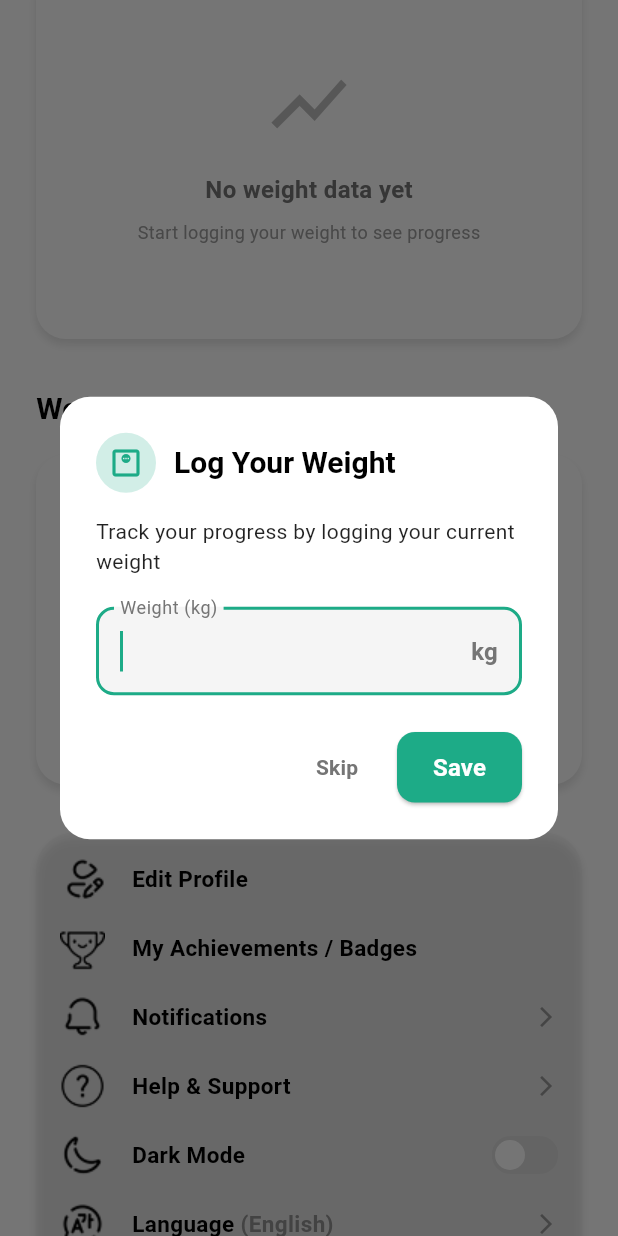
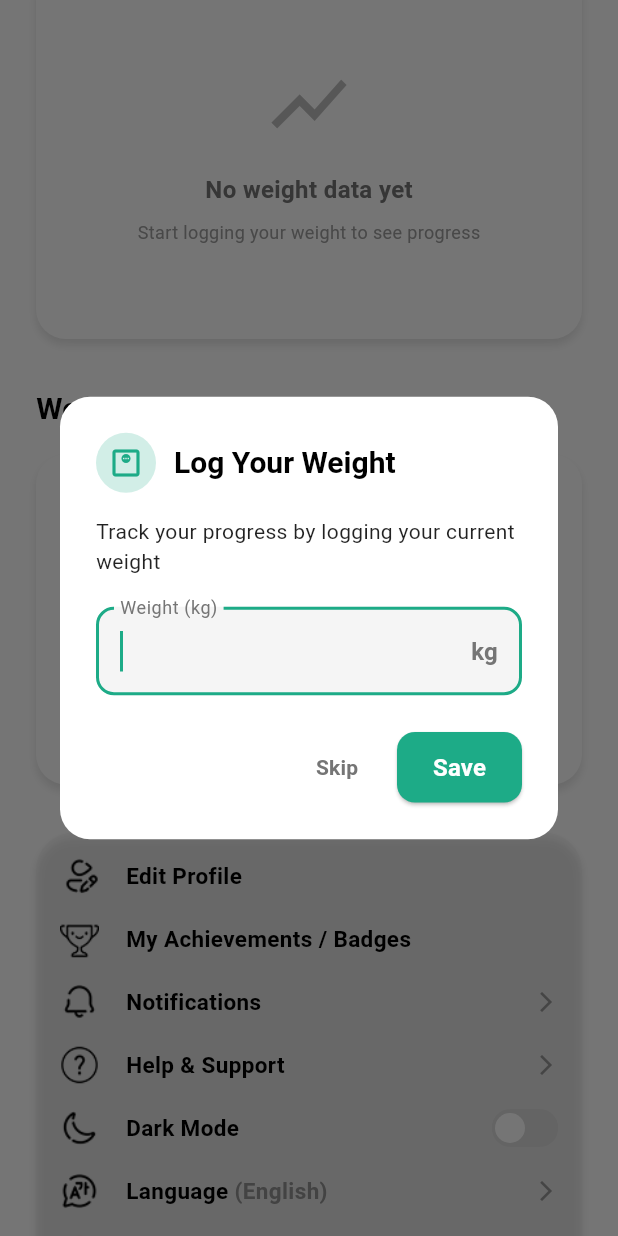
Before and after one commit to Kanishkau4/PowerHouse, a Flutter app: the ProfileScreen screen opened directly, scrolled down 576 dp, on a phone screen of 412 x 824 dp. Run offline on Flutter 3.47's test engine with Material 3 defaults, Android fonts, the phone set to English and light mode, and no system bars; our stand-ins replace fl_chart, flutter_tts, google_generative_ai, image_picker, lottie, shared_preferences and 1 more; missing offline and left inert: mobile_scanner; accounts and stored records are empty.

```diff
--- a/lib/screens/profile/profile_screen.dart
+++ b/lib/screens/profile/profile_screen.dart
@@ -503,15 +503,21 @@ class _ProfileScreenState extends State<ProfileScreen> {
 
     for (int i = 0; i < _weightHistory.length; i++) {
       spots.add(FlSpot(i.toDouble(), _weightHistory[i].weight));
-      // Target weight line (you can customize this based on user's goal)
+      // Target weight line (2kg less than current weight as goal)
       final targetWeight = _userProfile?.currentWeight != null
           ? _userProfile!.currentWeight! -
-                5 // Example: 5kg less than current
-          : _weightHistory[i].weight;
+                2 // Goal: 2kg less than current
+          : _weightHistory[i].weight - 2;
       targetSpots.add(FlSpot(i.toDouble(), targetWeight));
     }
-    final minWeight = spots.map((e) => e.y).reduce(math.min) - 2;
-    final maxWeight = spots.map((e) => e.y).reduce(math.max) + 2;
+
+    // Calculate min/max including both actual and target weights
+    final allWeights = [
+      ...spots.map((e) => e.y),
+      ...targetSpots.map((e) => e.y),
+    ];
+    final minWeight = allWeights.reduce(math.min) - 2;
+    final maxWeight = allWeights.reduce(math.max) + 2;
     return Container(
       height: 250,
       padding: const EdgeInsets.all(20),
@@ -997,11 +1003,11 @@ class _ProfileScreenState extends State<ProfileScreen> {
     return Container(
       padding: const EdgeInsets.all(16),
       decoration: BoxDecoration(
-        color: isDarkMode ? const Color(0xFF1E1E1E) : const Color(0x26D9D9D9),
+        color: const Color(0x26D9D9D9), // Always 15% #D9D9D9, even in dark mode
         borderRadius: BorderRadius.circular(25),
         boxShadow: [
           BoxShadow(
-            color: Colors.black.withOpacity(isDarkMode ? 0.3 : 0.1),
+            color: Colors.black.withOpacity(0.1), // Consistent soft shadow
             blurRadius: 4,
             offset: const Offset(0, 4),
           ),
@@ -1122,8 +1128,8 @@ class _ProfileScreenState extends State<ProfileScreen> {
         children: [
           // ✅ NO BACKGROUND CONTAINER — just the icon/image
           SizedBox(
-            width: 30,
-            height: 30,
+            width: 26,
+            height: 26,
             child: iconAsset != null
                 ? Image.asset(
                     iconAsset,
```
Also changed, not shown: pubspec.yaml (+6 -6 lines), assets/icons/appstore.png (deleted), assets/icons/playstore.png (deleted), pubspec.lock, 42 other files.
